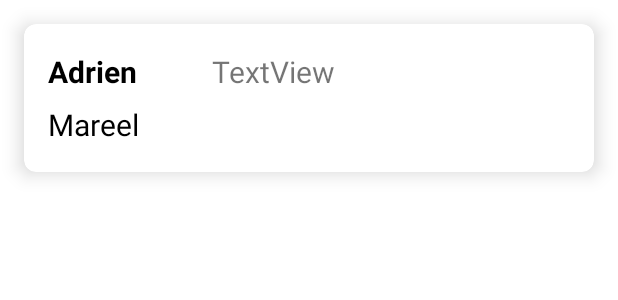
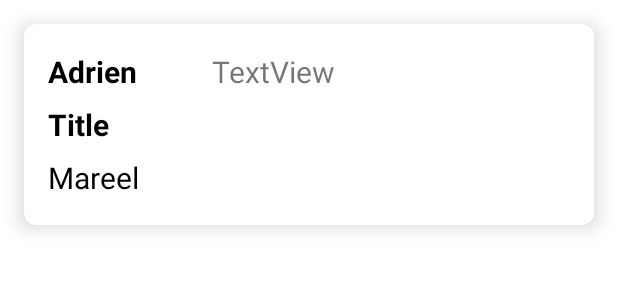
Before and after one commit to AdriMareel/AndroidProjectSocialNetwork, an Android app: the layout item.xml on its own in the app's theme, with its tools: preview values and no code run, on a phone screen of 412 x 824 dp. Shown: the top 300 px of the screen. Run offline under Robolectric (Android 15) with nearby library versions, the phone set to English and light mode, and no system bars.

Commit message:
Fix de plein de truc

```diff
--- a/app/src/main/java/com/example/socialnetwork/MyAdapter.java
+++ b/app/src/main/java/com/example/socialnetwork/MyAdapter.java
@@ -51,6 +51,7 @@ public class MyAdapter extends RecyclerView.Adapter <MyAdapter.MyViewHolder> {
         Post post = list.get(position);
         holder.username.setText(post.getPostUsername());
         holder.content.setText(post.getPostContent());
+        holder.title.setText(post.getPostTitle());
         holder.creationDate.setText(post.getPostDate());
         Picasso.get().load(post.getPostImageUrl()).resize(1165,0).into(holder.postImage);
 
@@ -64,7 +65,7 @@ public class MyAdapter extends RecyclerView.Adapter <MyAdapter.MyViewHolder> {
 
     public static class MyViewHolder extends RecyclerView.ViewHolder{
 
-        TextView username, content,creationDate;
+        TextView username, content,creationDate, title;
         ImageView postImage;
 
         public MyViewHolder(@NonNull View itemView) {
@@ -72,6 +73,7 @@ public class MyAdapter extends RecyclerView.Adapter <MyAdapter.MyViewHolder> {
 
 
             username = itemView.findViewById(R.id.tvUsername);
+            title=itemView.findViewById(R.id.tvTitle);
             content = itemView.findViewById(R.id.tvContent);
             creationDate=itemView.findViewById(R.id.tvDate);
             postImage = itemView.findViewById(R.id.ivImage);
--- a/app/src/main/java/com/example/socialnetwork/PostActivity.java
+++ b/app/src/main/java/com/example/socialnetwork/PostActivity.java
@@ -140,6 +140,9 @@ public class PostActivity extends Activity {
             Toast.makeText(this,"Add a title",Toast.LENGTH_SHORT).show();
         }
         else if(imageUrl==null && !TextUtils.isEmpty(description)){
+            Calendar calForDate = Calendar.getInstance();
+            SimpleDateFormat currentDate = new SimpleDateFormat("dd-MM-yyyy");
+            sCurrentDate = currentDate.format(calForDate.getTime());
             pushToDatabase();
         }
         else{
@@ -203,6 +206,9 @@ public class PostActivity extends Activity {
 
 
         System.out.println("********* PUSH DATABASE *************");
+        startActivity(new Intent(getApplicationContext(),FeedActivity.class).putExtra("username",username));
+        overridePendingTransition(0,0);
+        finish();
     }
 
     private void OpenGallery() {
--- a/app/src/main/res/layout/activity_main.xml
+++ b/app/src/main/res/layout/activity_main.xml
@@ -60,7 +60,7 @@
             android:id="@+id/submitButton"
             android:layout_width="wrap_content"
             android:layout_height="wrap_content"
-            android:text="Button"
+            android:text="Log In"
             app:layout_constraintBottom_toBottomOf="parent"
             app:layout_constraintEnd_toEndOf="parent"
             app:layout_constraintStart_toStartOf="parent"
--- a/app/src/main/res/layout/activity_sign_in.xml
+++ b/app/src/main/res/layout/activity_sign_in.xml
@@ -14,7 +14,7 @@
         android:layout_width="match_parent"
         android:layout_height="wrap_content"
         android:gravity="center"
-        android:text="Sign In"
+        android:text="Sign Up"
         android:textAppearance="@style/TextAppearance.AppCompat.Display2"
         android:textColor="#323232" />
 
@@ -60,7 +60,7 @@
             android:id="@+id/submitButton"
             android:layout_width="wrap_content"
             android:layout_height="wrap_content"
-            android:text="Button"
+            android:text="Sign Up"
             app:layout_constraintBottom_toBottomOf="parent"
             app:layout_constraintEnd_toEndOf="parent"
             app:layout_constraintStart_toStartOf="parent"
--- a/app/src/main/res/layout/item.xml
+++ b/app/src/main/res/layout/item.xml
@@ -48,7 +48,17 @@
             android:layout_width="wrap_content"
             android:layout_height="wrap_content"
             android:layout_gravity="center_vertical"
-            android:orientation="horizontal">
+            android:orientation="vertical">
+
+            <TextView
+                android:id="@+id/tvTitle"
+                android:layout_width="wrap_content"
+                android:layout_height="wrap_content"
+                android:layout_marginBottom="8dp"
+                android:text="Title"
+                android:textColor="@color/black"
+                android:textSize="20sp"
+                android:textStyle="bold" />
 
             <TextView
                 android:id="@+id/tvContent"
```
Also changed, not shown: app/src/main/java/com/example/socialnetwork/ProfileActivity.java (+3 -5 lines).
